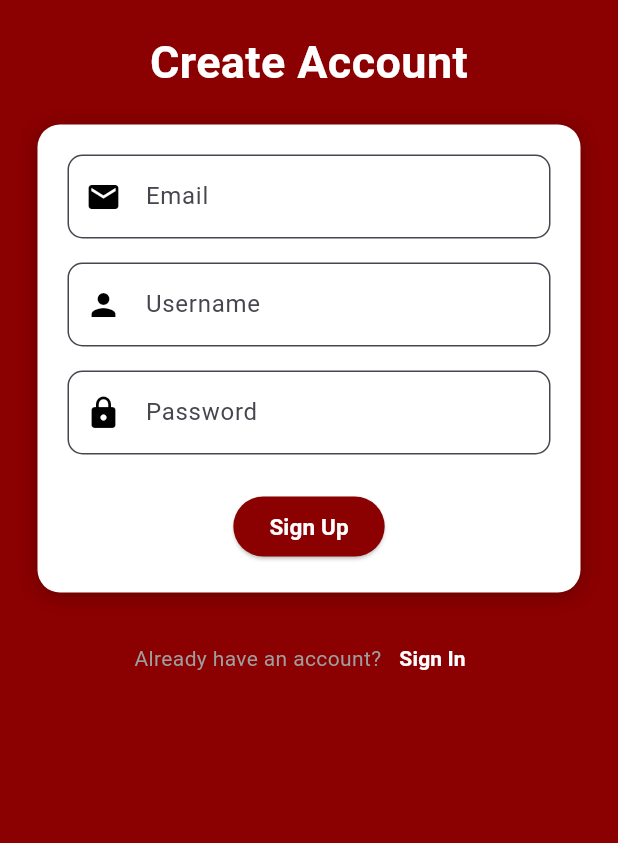
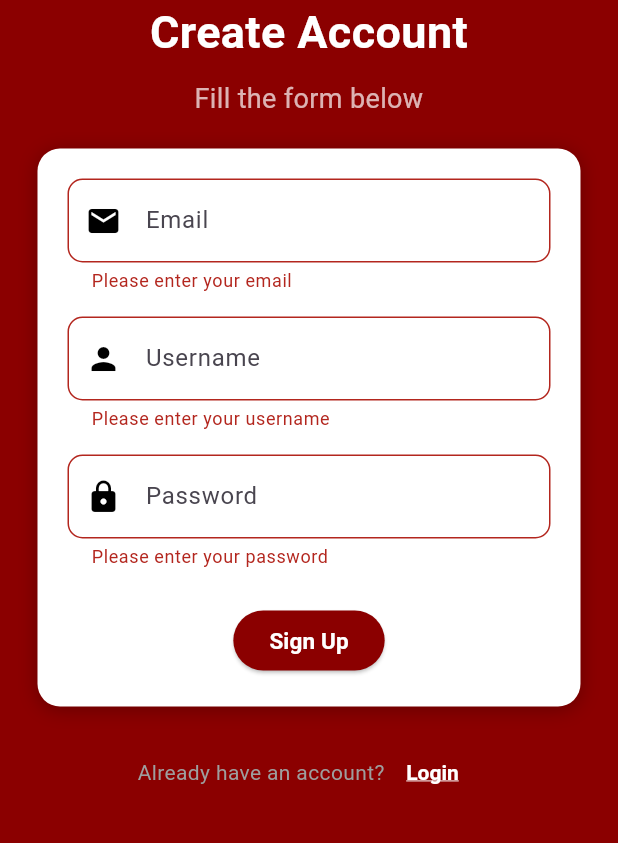
Before and after one commit to Blaze940/WikiTricky, a Flutter app: the SignupScreen screen opened by its route, after a tap on "Sign Up", on a phone screen of 412 x 824 dp, the part 360-1203 px from its top. Run offline on Flutter 3.47's test engine with Material 3 defaults, Android fonts, the phone set to English and light mode, and no system bars; our stand-ins replace bloc, dio, flutter_bloc, go_router.

Commit message:
Call api Auth + Rename app name

```diff
--- a/lib/main.dart
+++ b/lib/main.dart
@@ -1,6 +1,6 @@
 import 'package:flutter/material.dart';
-import 'package:huit_heures/src/views/auth/login_screen.dart';
-import 'package:huit_heures/src/views/auth/signup_screen.dart';
+import 'package:wiki_tricky/src/views/auth/login_screen.dart';
+import 'package:wiki_tricky/src/views/auth/signup_screen.dart';
 import 'config/app_theme.dart';
 import 'package:go_router/go_router.dart';
 
--- a/lib/src/blocs/auth_bloc/auth_event.dart
+++ b/lib/src/blocs/auth_bloc/auth_event.dart
@@ -2,3 +2,18 @@ part of 'auth_bloc.dart';
 
 @immutable
 abstract class AuthEvent {}
+
+class LoginRequested extends AuthEvent {
+  final String email;
+  final String password;
+
+  LoginRequested(this.email, this.password);
+}
+
+class SignupRequested extends AuthEvent {
+  final String email;
+  final String password;
+  final String username;
+
+  SignupRequested(this.email, this.password, this.username);
+}
--- a/lib/src/helpers/validators.dart
+++ b/lib/src/helpers/validators.dart
@@ -0,0 +1,37 @@
+String? validateEmail(String? value) {
+  if (value == null || value.isEmpty) {
+    return 'Please enter your email';
+  }
+
+  String pattern = r'^[\w-\.]+@([\w-]+\.)+[\w-]{2,4}$';
+  RegExp regex = RegExp(pattern);
+  if (!regex.hasMatch(value)) {
+    return 'Please enter a valid email';
+  }
+
+  return null;
+}
+
+String? validateUsername(String? value) {
+  if (value == null || value.isEmpty) {
+    return 'Please enter your username';
+  }
+
+  if (value.length < 3) {
+    return 'Username must be at least 3 characters';
+  }
+
+  return null;
+}
+
+String? validatePassword(String? value) {
+  if (value == null || value.isEmpty) {
+    return 'Please enter your password';
+  }
+
+  if (value.length < 8) {
+    return 'Password must be at least 8 characters';
+  }
+
+  return null;
+}
--- /dev/null
+++ b/lib/src/services/auth_api_service.dart
@@ -0,0 +1,41 @@
+import 'package:dio/dio.dart';
+
+class AuthApiService {
+  final Dio _dio = Dio();
+  final String baseAuthUrl = "https://xoc1-kd2t-7p9b.n7c.xano.io/api:xbcc5VEi/auth";
+
+  Future<dynamic> signup(String email, String name, String password) async {
+    try {
+      var response = await _dio.post(
+        "$baseAuthUrl/signup",
+        data: {
+          'email': email,
+          'name': name,
+          'password': password,
+        },
+      );
+      return response.data;
+    } on DioException catch (e) {
+      throw Exception('Failed to sign up: ${e.message}');
+    }
+  }
+
+  Future<dynamic> login(String email, String password) async {
+    try {
+      var response = await _dio.post(
+        "$baseAuthUrl/login",
+        data: {
+          'email': email,
+          'password': password,
+        },
+      );
+      return response.data;
+    } on DioException catch (e) {
+      throw Exception('Failed to login: ${e.message}');
+    }
+  }
+
+  Future<dynamic> getCurrentUserInfo(String bearerAuth) async {
+    //TODO: Complete logic in it
+  }
+}
--- a/lib/src/views/auth/signup_screen.dart
+++ b/lib/src/views/auth/signup_screen.dart
@@ -1,11 +1,14 @@
 import 'package:flutter/material.dart';
 import 'package:go_router/go_router.dart';
+import 'package:wiki_tricky/src/helpers/validators.dart';
 
 import 'login_screen.dart';
 
 class SignupScreen extends StatelessWidget {
   static const String routeName = '/signup';
-  const SignupScreen({Key? key}) : super(key: key);
+  final _formKey = GlobalKey<FormState>();
+
+  SignupScreen({Key? key}) : super(key: key);
 
   @override
   Widget build(BuildContext context) {
@@ -25,13 +28,22 @@ class SignupScreen extends StatelessWidget {
                     image: AssetImage('assets/logo_wiki_twiki_white.png'),
                   ),
                 ),
-                const SizedBox(height: 20),
                 const Text(
                   'Create Account',
                   style: TextStyle(
                     fontWeight: FontWeight.bold,
                     color: Colors.white,
                     fontSize: 30,
+                  ),
+                  textAlign: TextAlign.center,
+                ),
+                const SizedBox(height: 10),
+                const Text(
+                  'Fill the form below',
+                  style: TextStyle(
+                    fontWeight: FontWeight.normal,
+                    color: Colors.white70,
+                    fontSize: 18,
                   ),
                   textAlign: TextAlign.center,
                 ),
@@ -46,15 +58,15 @@ class SignupScreen extends StatelessWidget {
                       style: TextStyle(color: Colors.grey),
                     ),
                     TextButton(
-                      onPressed: _navigateToLogin(context),
-                      child: const Text(
-                        'Sign In',
-                        style: TextStyle(
+                        style: TextButton.styleFrom(
+                          foregroundColor: Colors.white,
+                          textStyle: const TextStyle(
                             fontWeight: FontWeight.bold,
-                          color: Colors.white,
+                            decoration: TextDecoration.underline,
                           ),
                         ),
-                    ),
+                        onPressed: _navigateToLogin(context),
+                        child: const Text('Login')),
                   ],
                 ),
                 const SizedBox(height: 40),
@@ -66,14 +78,14 @@ class SignupScreen extends StatelessWidget {
     );
   }
 
-  _navigateToLogin(BuildContext context) {
-    return () {
-      GoRouter.of(context).go(LoginScreen.routeName);
-    };
+  Widget _buildSignUpForm() {
+    void validateForm() {
+      if (_formKey.currentState!.validate()) {}
     }
 
-  Widget _buildSignUpForm() {
-    return Container(
+    return Form(
+      key: _formKey,
+      child: Container(
         padding: const EdgeInsets.all(20),
         decoration: BoxDecoration(
           color: Colors.white,
@@ -97,6 +109,7 @@ class SignupScreen extends StatelessWidget {
                   borderRadius: BorderRadius.circular(10),
                 ),
               ),
+              validator: validateEmail,
             ),
             const SizedBox(height: 16),
             TextFormField(
@@ -107,6 +120,7 @@ class SignupScreen extends StatelessWidget {
                   borderRadius: BorderRadius.circular(10),
                 ),
               ),
+              validator: validateUsername,
             ),
             const SizedBox(height: 16),
             TextFormField(
@@ -118,12 +132,11 @@ class SignupScreen extends StatelessWidget {
                   borderRadius: BorderRadius.circular(10),
                 ),
               ),
+              validator: validatePassword,
             ),
             const SizedBox(height: 24),
             ElevatedButton(
-            onPressed: () {
-              //TODO: Implement sign up functionality
-            },
+              onPressed: validateForm,
               child: const Text(
                 'Sign Up',
                 style: TextStyle(
@@ -134,6 +147,13 @@ class SignupScreen extends StatelessWidget {
             ),
           ],
         ),
+      ),
     );
   }
+
+  _navigateToLogin(BuildContext context) {
+    return () {
+      GoRouter.of(context).go(LoginScreen.routeName);
+    };
   }
+}
--- a/pubspec.yaml
+++ b/pubspec.yaml
@@ -1,4 +1,4 @@
-name: huit_heures
+name: wiki_tricky
 description: Twitter be like application in Flutter
 # The following line prevents the package from being accidentally published to
 # pub.dev using `flutter pub publish`. This is preferred for private packages.
@@ -37,6 +37,9 @@ dependencies:
   cupertino_icons: ^1.0.2
   flutter_bloc: ^8.1.3
   bloc: ^8.1.2
+  http: ^1.2.0
+  meta: ^1.10.0
+  dio: ^5.4.0
 
 dev_dependencies:
   flutter_test:
```
Also changed, not shown: lib/src/blocs/auth_bloc/auth_bloc.dart (+41 -7 lines), lib/src/blocs/auth_bloc/auth_state.dart (+25 -3 lines), lib/src/models/api_error.dart (added, +18 -0 lines), lib/src/views/auth/login_screen.dart (+30 -17 lines), lib/src/services/api_service.dart (deleted), lib/src/services/auth_service.dart (deleted), lib/src/services/comment_api_service.dart (added), lib/src/services/post_api_service.dart (added), lib/src/services/user_api_service.dart (added), pubspec.lock, 16 other files. Lines whose indentation alone changed are shown as unchanged.
